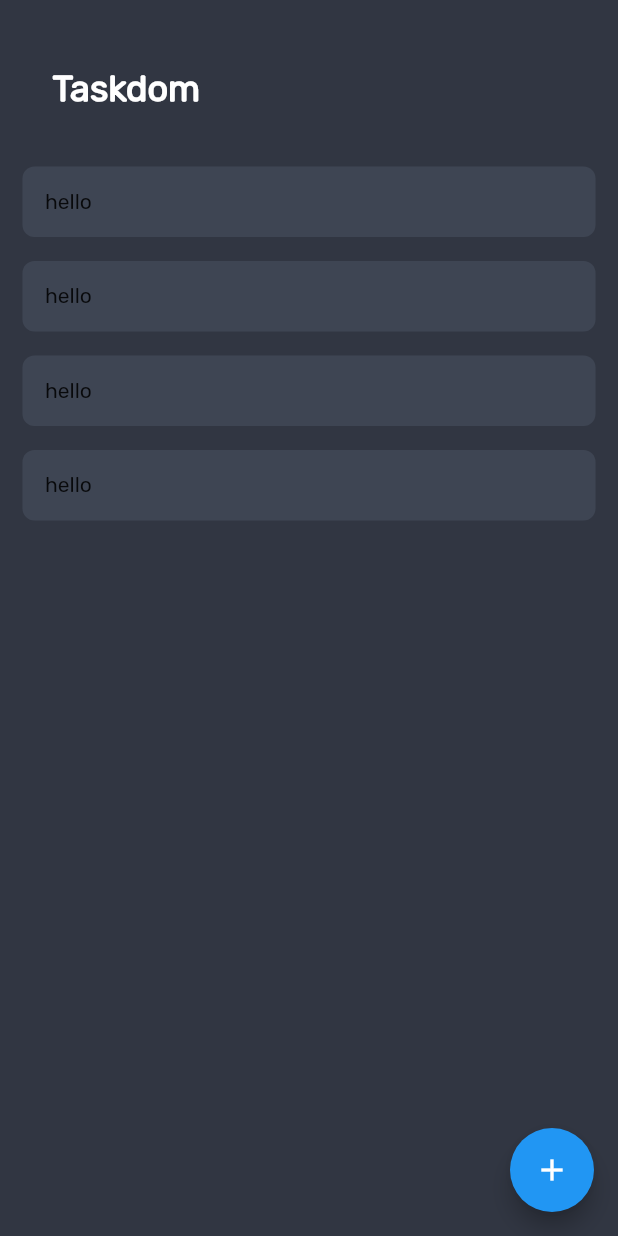
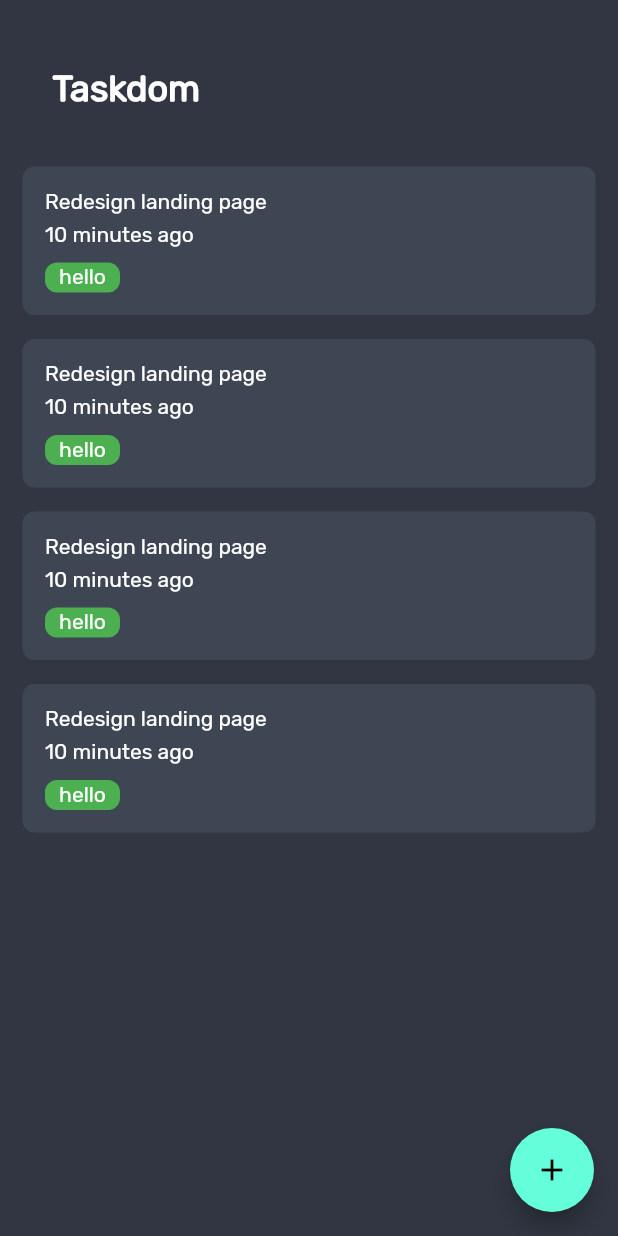
Before and after one commit to sammyodiagbe/tododorm, a Flutter app: the screen it shows after launch, on a phone screen of 412 x 824 dp. Run offline on Flutter 3.47's test engine with Material 2 defaults, Android fonts, the phone set to English and light mode, and no system bars.

Commit message:
working on the design

```diff
--- a/lib/main.dart
+++ b/lib/main.dart
@@ -13,10 +13,12 @@
   Widget build(BuildContext context) {
     return MaterialApp(
       debugShowCheckedModeBanner: false,
-      theme: ThemeData(
-        fontFamily: 'Rubik',
-        // added rubik as the preferred font family
+      theme: ThemeData.dark().copyWith(
+        textTheme: ThemeData.dark().textTheme.apply(
+              fontFamily: 'Rubik',
+            ),
       ),
+      themeMode: ThemeMode.dark,
       home: TaskScreen(),
     );
   }
--- a/lib/widgets/customTaskTiles.dart
+++ b/lib/widgets/customTaskTiles.dart
@@ -17,8 +17,46 @@
         margin: EdgeInsets.symmetric(
           vertical: 8,
         ),
+        child: Row(children: [
+          Column(
+            crossAxisAlignment: CrossAxisAlignment.start,
+            children: [
+              Text('Redesign landing page'),
+              SizedBox(height: 5),
+              Text(
+                '10 minutes ago',
+              ),
+              SizedBox(height: 10),
+              CustomTagIndicator()
+            ],
+          ),
+        ]),
+      ),
+    );
+  }
+}
+
+class CustomTagIndicator extends StatelessWidget {
+  @override
+  Widget build(BuildContext context) {
+    return Container(
+      alignment: Alignment.center,
+      decoration: BoxDecoration(
+        borderRadius: BorderRadius.circular(8),
+        color: Colors.green,
+      ),
+      height: 20,
+      width: 50,
+      child: Center(
         child: Text('hello'),
       ),
     );
   }
 }
+
+class CustomRadioButton extends StatelessWidget {
+  @override
+  Widget build(BuildContext context) {
+    return Container();
+  }
+}
```
